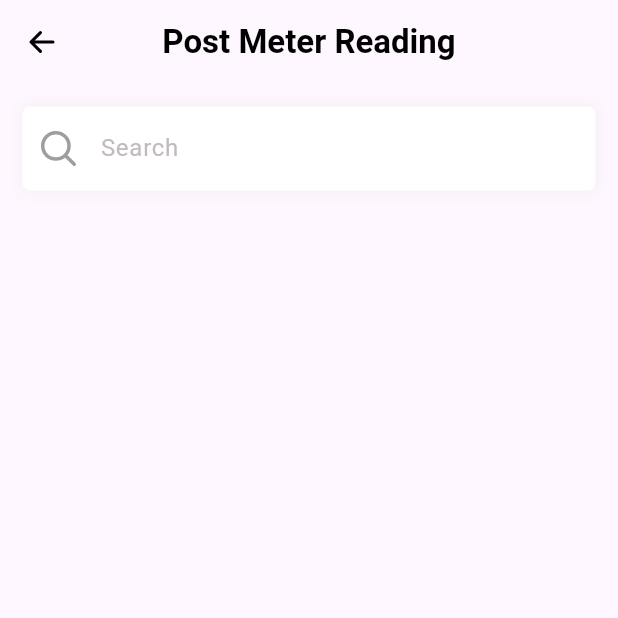
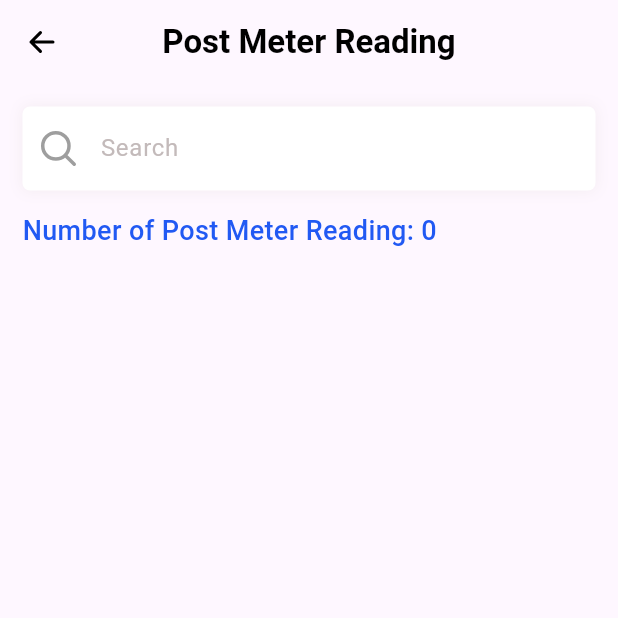
Before and after one commit to mecmec98/meter_reader_flutter, a Flutter app: the Postmeterreading screen opened by its route, on a phone screen of 412 x 824 dp, the top half of it. Run offline on Flutter 3.47's test engine with Material 3 defaults, Android fonts, the phone set to English and light mode, and no system bars; our stand-ins replace file_picker, flutter_svg, sqflite, sqflite_common_ffi; missing offline and left inert: blue_thermal_printer, esc_pos_utils_plus; accounts and stored records are empty.

Commit message:
progress on list counter

```diff
--- a/lib/pages/postmeterreading.dart
+++ b/lib/pages/postmeterreading.dart
@@ -172,7 +172,7 @@ class _PostmeterreadingState extends State<Postmeterreading> {
         } else {
           return _hasMore
               ? const Padding(
-                  padding:EdgeInsets.all(5.0),
+                  padding: EdgeInsets.all(5.0),
                   child: Center(child: CircularProgressIndicator()),
                 )
               : const SizedBox.shrink();
@@ -254,6 +254,17 @@ class _PostmeterreadingState extends State<Postmeterreading> {
         children: [
           searchBar(),
           const SizedBox(height: 2.0),
+          Padding(
+            padding: const EdgeInsets.only(left: 15.0, bottom: 5.0),
+            child: Text(
+              'Number of Post Meter Reading: ${_posts.length}',
+              style: TextStyle(
+                fontSize: 18,
+                fontWeight: FontWeight.w500,
+                color: Color.fromARGB(255, 33, 89, 243),
+              ),
+            ),
+          ),
           Expanded(child: postMeterLists()),
         ],
       ),
```
